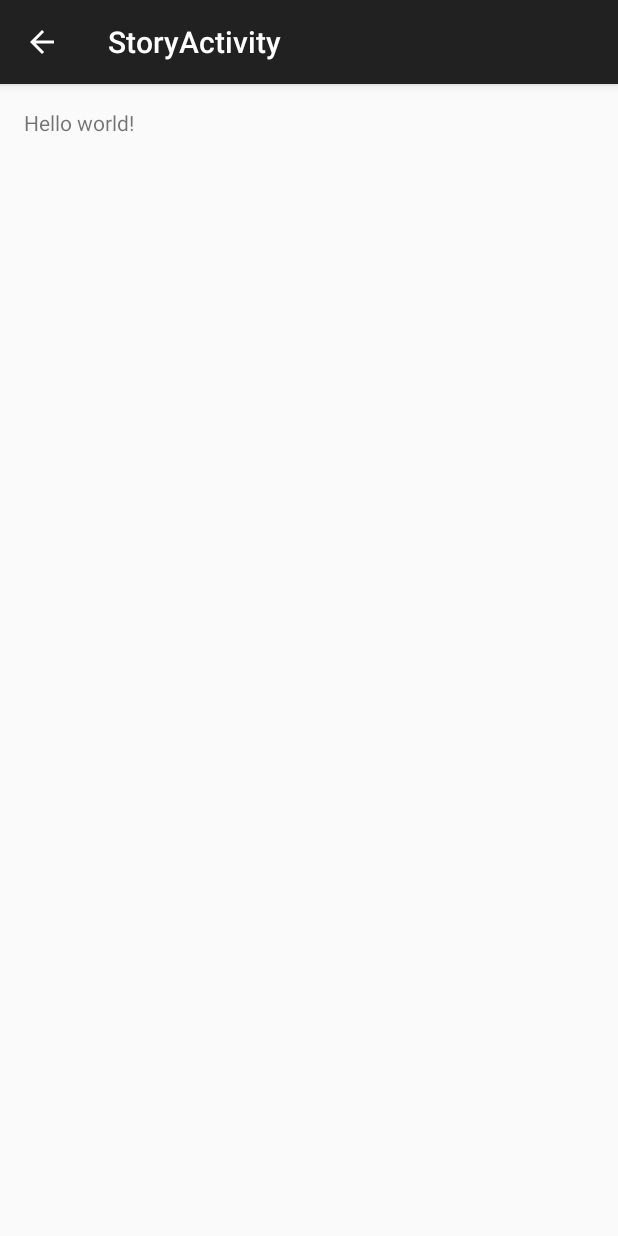
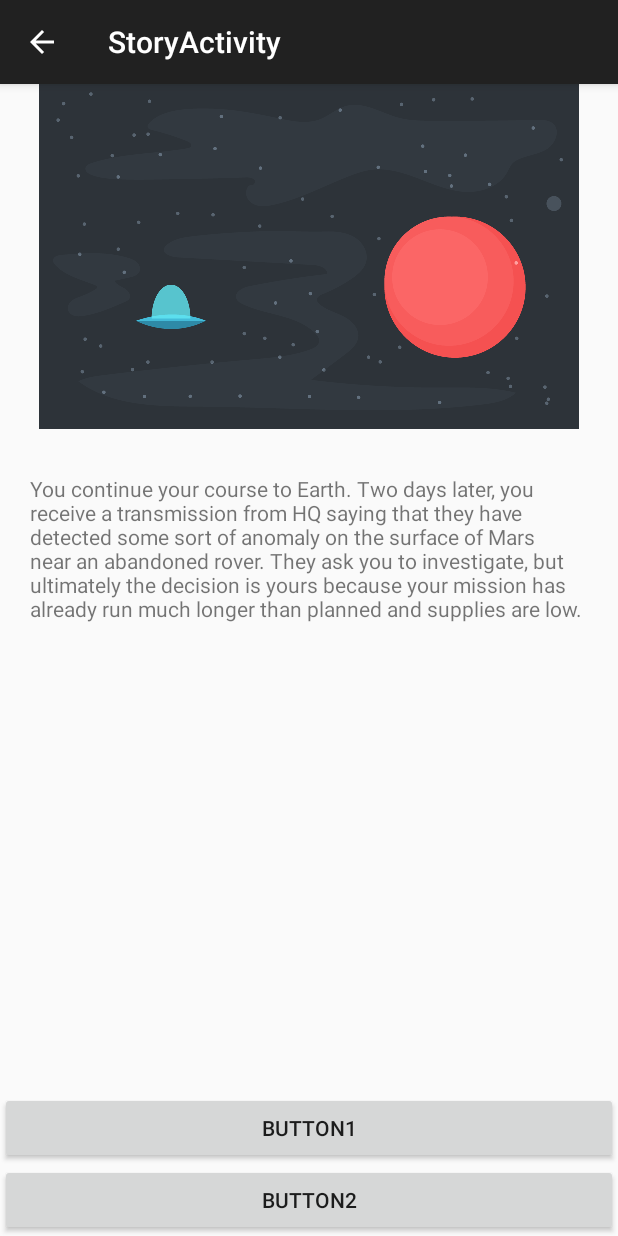
Before and after one commit to turbofsi/kidsstory_android, an Android app: the StoryActivity screen opened directly, with no data from a screen before it, on a phone screen of 412 x 824 dp. Run offline under Robolectric (Android 15) with nearby library versions, the phone set to English and light mode, and no system bars.

Commit message:
remove the toast edit the view

```diff
--- a/app/src/main/java/com/yangtech/marsstory/ui/StoryActivity.java
+++ b/app/src/main/java/com/yangtech/marsstory/ui/StoryActivity.java
@@ -3,7 +3,6 @@ package com.yangtech.marsstory.ui;
 import android.content.Intent;
 import android.os.Bundle;
 import android.support.v7.app.ActionBarActivity;
-import android.widget.Toast;
 
 import com.yangtech.marsstory.R;
 
@@ -24,7 +23,7 @@ public class StoryActivity extends ActionBarActivity {
             name = "Friend";
         }
 
-        Toast.makeText(this, name, Toast.LENGTH_LONG).show();
+
     }
 
 
--- a/app/src/main/res/layout/activity_story.xml
+++ b/app/src/main/res/layout/activity_story.xml
@@ -1,12 +1,47 @@
 <RelativeLayout xmlns:android="http://schemas.android.com/apk/res/android"
     xmlns:tools="http://schemas.android.com/tools" android:layout_width="match_parent"
-    android:layout_height="match_parent" android:paddingLeft="@dimen/activity_horizontal_margin"
-    android:paddingRight="@dimen/activity_horizontal_margin"
-    android:paddingTop="@dimen/activity_vertical_margin"
-    android:paddingBottom="@dimen/activity_vertical_margin"
+    android:layout_height="match_parent"
     tools:context="com.yangtech.marsstory.ui.StoryActivity">
 
-    <TextView android:text="@string/hello_world" android:layout_width="wrap_content"
-        android:layout_height="wrap_content" />
+    <ImageView
+        android:layout_width="match_parent"
+        android:layout_height="wrap_content"
+        android:id="@+id/storyImageView"
+        android:layout_alignParentTop="true"
+        android:layout_alignParentLeft="true"
+        android:layout_alignParentStart="true"
+        android:src="@drawable/page0"
+        android:focusableInTouchMode="false" />
+
+    <TextView
+        android:layout_width="match_parent"
+        android:layout_height="wrap_content"
+        android:text="You continue your course to Earth. Two days later, you receive a transmission from HQ saying that they have detected some sort of anomaly on the surface of Mars near an abandoned rover. They ask you to investigate, but ultimately the decision is yours because your mission has already run much longer than planned and supplies are low."
+        android:id="@+id/textView"
+        android:layout_below="@+id/storyImageView"
+        android:layout_alignParentLeft="true"
+        android:layout_alignParentStart="true"
+        android:paddingLeft="20dp"
+        android:paddingTop="30dp"
+        android:paddingRight="20dp"
+        android:paddingBottom="20dp" />
+
+    <Button
+        android:layout_width="match_parent"
+        android:layout_height="wrap_content"
+        android:text="button2"
+        android:id="@+id/story_btn2"
+        android:layout_alignParentBottom="true"
+        android:layout_alignParentLeft="true"
+        android:layout_alignParentStart="true" />
+
+    <Button
+        android:layout_width="match_parent"
+        android:layout_height="wrap_content"
+        android:text="button1"
+        android:id="@+id/story_btn1"
+        android:layout_above="@+id/story_btn2"
+        android:layout_alignParentLeft="true"
+        android:layout_alignParentStart="true" />
 
 </RelativeLayout>
```
